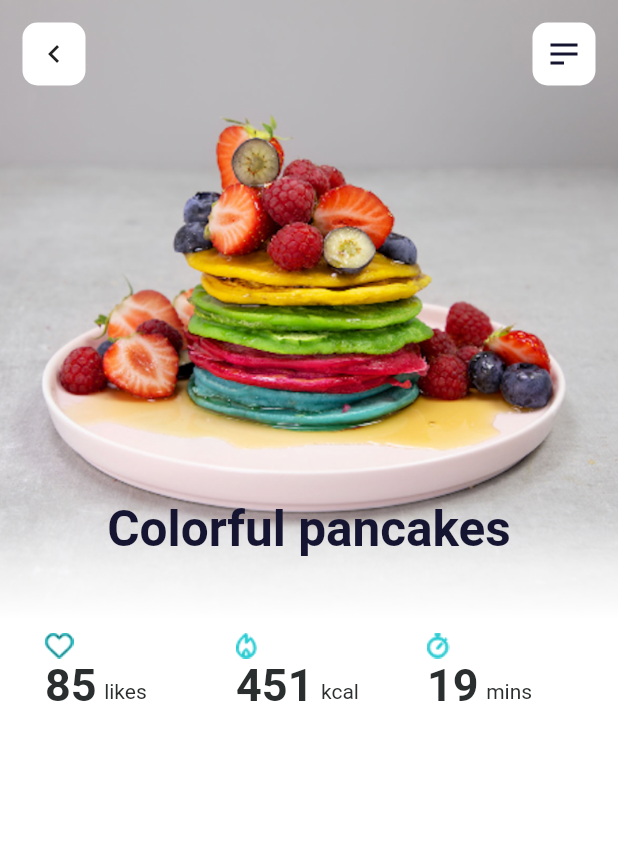
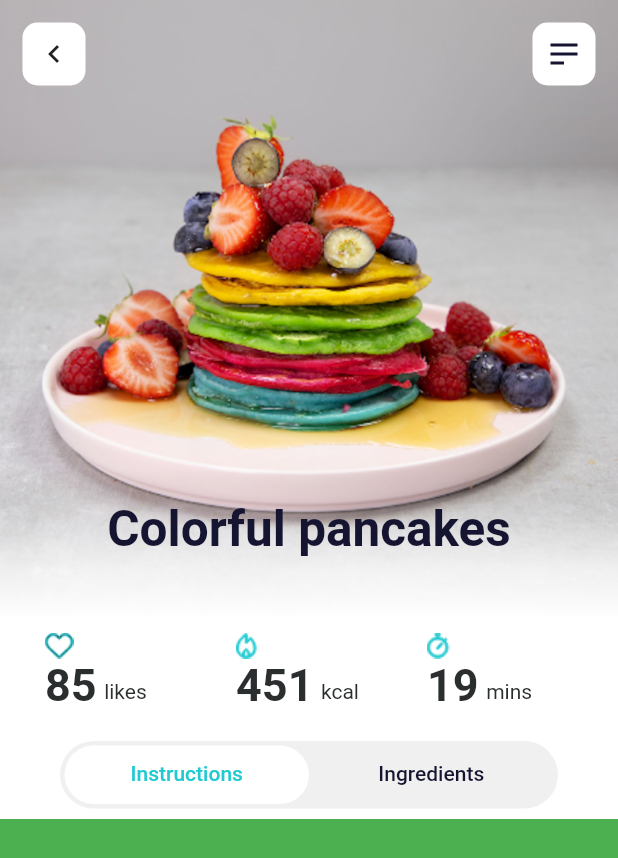
Before and after one commit to Volgar04/bodyo, a Flutter app: the screen it shows after launch, on a phone screen of 412 x 824 dp. Shown: the top 858 px of the screen. Run offline on Flutter 3.47's test engine with Material 2 defaults, Android fonts, the phone set to English and light mode, and no system bars; drawn by our look-alikes of auto_size_text.

Commit message:
Custom tab bar added + page view added

```diff
--- /dev/null
+++ b/lib/ui/components/recipes_page_view.dart
@@ -0,0 +1,58 @@
+import 'package:flutter/material.dart';
+
+class RecipesPageView extends StatelessWidget {
+  final TabController tabController;
+
+  const RecipesPageView({@required this.tabController});
+
+
+  static var _instructionDatas = [
+    {
+      'step': '1',
+      'description':
+      'In a large bowl, sift together the flour, baking powder, salt and sugar. Make a well in the center and pour in the milk, egg and melted butter; mix until smooth.'
+    },
+    {
+      'step': '2',
+      'description':
+      'Heat a lightly oiled griddle or frying pan over medium-high heat. Pour or scoop the batter onto the griddle, using approximately 1/4 cup for each pancake. Brown on both sides and serve hot.'
+    }
+  ];
+
+  static var _ingredientsDatas = [
+    '1 1/2 cups all-purpose flour',
+    '3 tablespoons butter, melted',
+    '3 1/2 teaspoons baking powder',
+    '1 1/4 cups milk',
+    '1 tablespoon white sugar',
+    '1 teaspoon salt',
+    '1 egg',
+  ];
+
+  @override
+  Widget build(BuildContext context) {
+    return Column(
+      mainAxisSize: MainAxisSize.max,
+      children: [
+        Expanded(
+          child: TabBarView(
+            controller: tabController,
+            children: [
+              Container(
+                height: 1200,
+                color: Colors.green,
+                width: double.infinity,
+              ),
+              ListView.builder(
+                itemBuilder: (BuildContext context, int index) {
+                  return Text(index.toString());
+                },
+                itemCount: 250,
+              ),
+            ],
+          ),
+        ),
+      ],
+    );
+  }
+}
--- /dev/null
+++ b/lib/ui/components/recipes_tab_bar.dart
@@ -0,0 +1,33 @@
+import 'package:flutter/material.dart';
+
+class RecipesTabBar extends StatelessWidget {
+  final TabController tabController;
+
+  const RecipesTabBar({@required this.tabController});
+
+  @override
+  Widget build(BuildContext context) {
+    return Container(
+      height: 45.0,
+      margin: EdgeInsets.only(top: 10.0, left: 40.0, right: 40.0),
+      padding: EdgeInsets.all(3.0),
+      decoration: BoxDecoration(
+        color: Color(0xffF0F0F0),
+        borderRadius: BorderRadius.circular(25.0),
+      ),
+      child: TabBar(
+        controller: tabController,
+        indicator: BoxDecoration(
+          borderRadius: BorderRadius.circular(25.0),
+          color: Colors.white,
+        ),
+        labelColor: Color(0xff20CAD1),
+        unselectedLabelColor: Color(0xff161531),
+        tabs: [
+          Tab(text: 'Instructions'),
+          Tab(text: 'Ingredients'),
+        ],
+      ),
+    );
+  }
+}
--- a/lib/ui/screens/home_screen.dart
+++ b/lib/ui/screens/home_screen.dart
@@ -1,21 +1,42 @@
 import 'package:bodyo/ui/components/recipes_banner.dart';
+import 'package:bodyo/ui/components/recipes_banner_tab_bar.dart';
 import 'package:bodyo/ui/components/recipes_header.dart';
+import 'package:bodyo/ui/components/recipes_page_view.dart';
+import 'package:bodyo/ui/components/recipes_tab_bar.dart';
 import 'package:flutter/material.dart';
 
-class HomeScreen extends StatelessWidget {
+class HomeScreen extends StatefulWidget {
+  @override
+  _HomeScreenState createState() => _HomeScreenState();
+}
+
+class _HomeScreenState extends State<HomeScreen>
+    with SingleTickerProviderStateMixin {
+  TabController _tabController;
+
+  @override
+  void initState() {
+    super.initState();
+    _tabController = TabController(length: 2, vsync: this);
+  }
+
   @override
   Widget build(BuildContext context) {
     return Scaffold(
-      body: CustomScrollView(
-        slivers: [
-          RecipesHeader(
-            title: 'Colorful pancakes',
-            background: 'assets/images/background.png',
-          ),
-          SliverToBoxAdapter(
-            child: RecipesBanner(),
-          ),
-        ],
+      body: NestedScrollView(
+        headerSliverBuilder: (BuildContext context, bool innerBoxIsScrolled) {
+          return <Widget>[
+            RecipesHeader(
+              title: 'Colorful pancakes',
+              background: 'assets/images/background.png',
+            ),
+            RecipesBannerTabBar(
+              banner: RecipesBanner(),
+              tabBar: RecipesTabBar(tabController: _tabController),
+            ),
+          ];
+        },
+        body: RecipesPageView(tabController: _tabController),
       ),
     );
   }
```
Also changed, not shown: lib/ui/components/recipes_banner_tab_bar.dart (added, +52 -0 lines).
